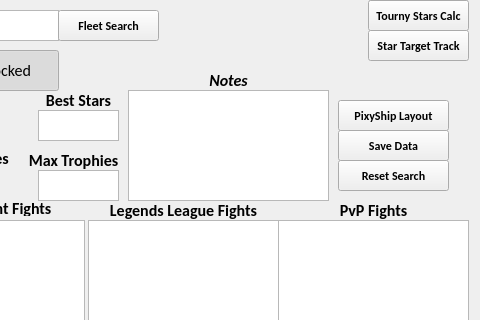
This is _internal/pss-ttt.ui in arraken/pss-ttt as Qt 5 draws it before an edit; both pictures show x 112 to 592 and y 90 to 410 of the 592 by 597 pixel window. The edited form follows.
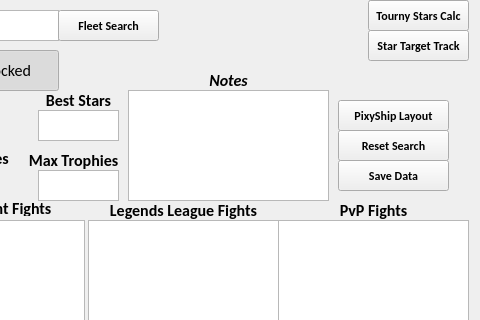
This is the edited form.

Patch:
```diff
--- a/_internal/pss-ttt.ui
+++ b/_internal/pss-ttt.ui
@@ -458,7 +458,7 @@
     <property name="geometry">
      <rect>
       <x>450</x>
-      <y>220</y>
+      <y>250</y>
       <width>111</width>
       <height>31</height>
      </rect>
@@ -515,7 +515,7 @@
     <property name="geometry">
      <rect>
       <x>450</x>
-      <y>250</y>
+      <y>220</y>
       <width>111</width>
       <height>31</height>
      </rect>
```
Left out of the diff: 2 changed lines with no effect on the pictures.
